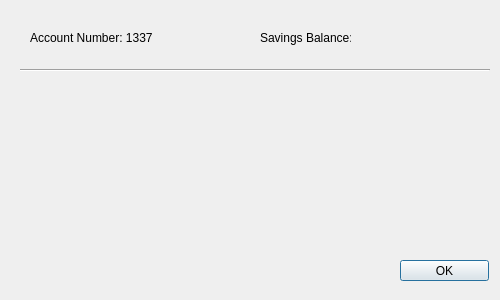
The window that savingsdialog.ui (Refleximus/BankingAppBOJ-GitRepository) describes before a commit, drawn with Qt 5.
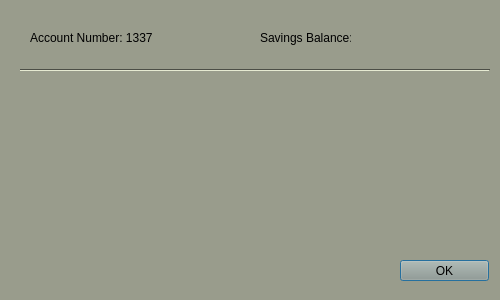
The same window after the commit.

The edit to the form file:
```diff
--- a/savingsdialog.ui
+++ b/savingsdialog.ui
@@ -10,6 +10,421 @@
     <height>300</height>
    </rect>
   </property>
+  <property name="palette">
+   <palette>
+    <active>
+     <colorrole role="WindowText">
+      <brush brushstyle="SolidPattern">
+       <color alpha="255">
+        <red>0</red>
+        <green>0</green>
+        <blue>0</blue>
+       </color>
+      </brush>
+     </colorrole>
+     <colorrole role="Button">
+      <brush brushstyle="SolidPattern">
+       <color alpha="255">
+        <red>153</red>
+        <green>156</green>
+        <blue>140</blue>
+       </color>
+      </brush>
+     </colorrole>
+     <colorrole role="Light">
+      <brush brushstyle="SolidPattern">
+       <color alpha="255">
+        <red>230</red>
+        <green>234</green>
+        <blue>210</blue>
+       </color>
+      </brush>
+     </colorrole>
+     <colorrole role="Midlight">
+      <brush brushstyle="SolidPattern">
+       <color alpha="255">
+        <red>191</red>
+        <green>195</green>
+        <blue>175</blue>
+       </color>
+      </brush>
+     </colorrole>
+     <colorrole role="Dark">
+      <brush brushstyle="SolidPattern">
+       <color alpha="255">
+        <red>76</red>
+        <green>78</green>
+        <blue>70</blue>
+       </color>
+      </brush>
+     </colorrole>
+     <colorrole role="Mid">
+      <brush brushstyle="SolidPattern">
+       <color alpha="255">
+        <red>102</red>
+        <green>104</green>
+        <blue>93</blue>
+       </color>
+      </brush>
+     </colorrole>
+     <colorrole role="Text">
+      <brush brushstyle="SolidPattern">
+       <color alpha="255">
+        <red>0</red>
+        <green>0</green>
+        <blue>0</blue>
+       </color>
+      </brush>
+     </colorrole>
+     <colorrole role="BrightText">
+      <brush brushstyle="SolidPattern">
+       <color alpha="255">
+        <red>255</red>
+        <green>255</green>
+        <blue>255</blue>
+       </color>
+      </brush>
+     </colorrole>
+     <colorrole role="ButtonText">
+      <brush brushstyle="SolidPattern">
+       <color alpha="255">
+        <red>0</red>
+        <green>0</green>
+        <blue>0</blue>
+       </color>
+      </brush>
+     </colorrole>
+     <colorrole role="Base">
+      <brush brushstyle="SolidPattern">
+       <color alpha="255">
+        <red>255</red>
+        <green>255</green>
+        <blue>255</blue>
+       </color>
+      </brush>
+     </colorrole>
+     <colorrole role="Window">
+      <brush brushstyle="SolidPattern">
+       <color alpha="255">
+        <red>153</red>
+        <green>156</green>
+        <blue>140</blue>
+       </color>
+      </brush>
+     </colorrole>
+     <colorrole role="Shadow">
+      <brush brushstyle="SolidPattern">
+       <color alpha="255">
+        <red>0</red>
+        <green>0</green>
+        <blue>0</blue>
+       </color>
+      </brush>
+     </colorrole>
+     <colorrole role="AlternateBase">
+      <brush brushstyle="SolidPattern">
+       <color alpha="255">
+        <red>204</red>
+        <green>205</green>
+        <blue>197</blue>
+       </color>
+      </brush>
+     </colorrole>
+     <colorrole role="ToolTipBase">
+      <brush brushstyle="SolidPattern">
+       <color alpha="255">
+        <red>255</red>
+        <green>255</green>
+        <blue>220</blue>
+       </color>
+      </brush>
+     </colorrole>
+     <colorrole role="ToolTipText">
+      <brush brushstyle="SolidPattern">
+       <color alpha="255">
+        <red>0</red>
+        <green>0</green>
+        <blue>0</blue>
+       </color>
+      </brush>
+     </colorrole>
+    </active>
+    <inactive>
+     <colorrole role="WindowText">
+      <brush brushstyle="SolidPattern">
+       <color alpha="255">
+        <red>0</red>
+        <green>0</green>
+        <blue>0</blue>
+       </color>
+      </brush>
+     </colorrole>
+     <colorrole role="Button">
+      <brush brushstyle="SolidPattern">
+       <color alpha="255">
+        <red>153</red>
+        <green>156</green>
+        <blue>140</blue>
+       </color>
+      </brush>
+     </colorrole>
+     <colorrole role="Light">
+      <brush brushstyle="SolidPattern">
+       <color alpha="255">
+        <red>230</red>
+        <green>234</green>
+        <blue>210</blue>
+       </color>
+      </brush>
+     </colorrole>
+     <colorrole role="Midlight">
+      <brush brushstyle="SolidPattern">
+       <color alpha="255">
+        <red>191</red>
+        <green>195</green>
+        <blue>175</blue>
+       </color>
+      </brush>
+     </colorrole>
+     <colorrole role="Dark">
+      <brush brushstyle="SolidPattern">
+       <color alpha="255">
+        <red>76</red>
+        <green>78</green>
+        <blue>70</blue>
+       </color>
+      </brush>
+     </colorrole>
+     <colorrole role="Mid">
+      <brush brushstyle="SolidPattern">
+       <color alpha="255">
+        <red>102</red>
+        <green>104</green>
+        <blue>93</blue>
+       </color>
+      </brush>
+     </colorrole>
+     <colorrole role="Text">
+      <brush brushstyle="SolidPattern">
+       <color alpha="255">
+        <red>0</red>
+        <green>0</green>
+        <blue>0</blue>
+       </color>
+      </brush>
+     </colorrole>
+     <colorrole role="BrightText">
+      <brush brushstyle="SolidPattern">
+       <color alpha="255">
+        <red>255</red>
+        <green>255</green>
+        <blue>255</blue>
+       </color>
+      </brush>
+     </colorrole>
+     <colorrole role="ButtonText">
+      <brush brushstyle="SolidPattern">
+       <color alpha="255">
+        <red>0</red>
+        <green>0</green>
+        <blue>0</blue>
+       </color>
+      </brush>
+     </colorrole>
+     <colorrole role="Base">
+      <brush brushstyle="SolidPattern">
+       <color alpha="255">
+        <red>255</red>
+        <green>255</green>
+        <blue>255</blue>
+       </color>
+      </brush>
+     </colorrole>
+     <colorrole role="Window">
+      <brush brushstyle="SolidPattern">
+       <color alpha="255">
+        <red>153</red>
+        <green>156</green>
+        <blue>140</blue>
+       </color>
+      </brush>
+     </colorrole>
+     <colorrole role="Shadow">
+      <brush brushstyle="SolidPattern">
+       <color alpha="255">
+        <red>0</red>
+        <green>0</green>
+        <blue>0</blue>
+       </color>
+      </brush>
+     </colorrole>
+     <colorrole role="AlternateBase">
+      <brush brushstyle="SolidPattern">
+       <color alpha="255">
+        <red>204</red>
+        <green>205</green>
+        <blue>197</blue>
+       </color>
+      </brush>
+     </colorrole>
+     <colorrole role="ToolTipBase">
+      <brush brushstyle="SolidPattern">
+       <color alpha="255">
+        <red>255</red>
+        <green>255</green>
+        <blue>220</blue>
+       </color>
+      </brush>
+     </colorrole>
+     <colorrole role="ToolTipText">
+      <brush brushstyle="SolidPattern">
+       <color alpha="255">
+        <red>0</red>
+        <green>0</green>
+        <blue>0</blue>
+       </color>
+      </brush>
+     </colorrole>
+    </inactive>
+    <disabled>
+     <colorrole role="WindowText">
+      <brush brushstyle="SolidPattern">
+       <color alpha="255">
+        <red>76</red>
+        <green>78</green>
+        <blue>70</blue>
+       </color>
+      </brush>
+     </colorrole>
+     <colorrole role="Button">
+      <brush brushstyle="SolidPattern">
+       <color alpha="255">
+        <red>153</red>
+        <green>156</green>
+        <blue>140</blue>
+       </color>
+      </brush>
+     </colorrole>
+     <colorrole role="Light">
+      <brush brushstyle="SolidPattern">
+       <color alpha="255">
+        <red>230</red>
+        <green>234</green>
+        <blue>210</blue>
+       </color>
+      </brush>
+     </colorrole>
+     <colorrole role="Midlight">
+      <brush brushstyle="SolidPattern">
+       <color alpha="255">
+        <red>191</red>
+        <green>195</green>
+        <blue>175</blue>
+       </color>
+      </brush>
+     </colorrole>
+     <colorrole role="Dark">
+      <brush brushstyle="SolidPattern">
+       <color alpha="255">
+        <red>76</red>
+        <green>78</green>
+        <blue>70</blue>
+       </color>
+      </brush>
+     </colorrole>
+     <colorrole role="Mid">
+      <brush brushstyle="SolidPattern">
+       <color alpha="255">
+        <red>102</red>
+        <green>104</green>
+        <blue>93</blue>
+       </color>
+      </brush>
+     </colorrole>
+     <colorrole role="Text">
+      <brush brushstyle="SolidPattern">
+       <color alpha="255">
+        <red>76</red>
+        <green>78</green>
+        <blue>70</blue>
+       </color>
+      </brush>
+     </colorrole>
+     <colorrole role="BrightText">
+      <brush brushstyle="SolidPattern">
+       <color alpha="255">
+        <red>255</red>
+        <green>255</green>
+        <blue>255</blue>
+       </color>
+      </brush>
+     </colorrole>
+     <colorrole role="ButtonText">
+      <brush brushstyle="SolidPattern">
+       <color alpha="255">
+        <red>76</red>
+        <green>78</green>
+        <blue>70</blue>
+       </color>
+      </brush>
+     </colorrole>
+     <colorrole role="Base">
+      <brush brushstyle="SolidPattern">
+       <color alpha="255">
+        <red>153</red>
+        <green>156</green>
+        <blue>140</blue>
+       </color>
+      </brush>
+     </colorrole>
+     <colorrole role="Window">
+      <brush brushstyle="SolidPattern">
+       <color alpha="255">
+        <red>153</red>
+        <green>156</green>
+        <blue>140</blue>
+       </color>
+      </brush>
+     </colorrole>
+     <colorrole role="Shadow">
+      <brush brushstyle="SolidPattern">
+       <color alpha="255">
+        <red>0</red>
+        <green>0</green>
+        <blue>0</blue>
+       </color>
+      </brush>
+     </colorrole>
+     <colorrole role="AlternateBase">
+      <brush brushstyle="SolidPattern">
+       <color alpha="255">
+        <red>153</red>
+        <green>156</green>
+        <blue>140</blue>
+       </color>
+      </brush>
+     </colorrole>
+     <colorrole role="ToolTipBase">
+      <brush brushstyle="SolidPattern">
+       <color alpha="255">
+        <red>255</red>
+        <green>255</green>
+        <blue>220</blue>
+       </color>
+      </brush>
+     </colorrole>
+     <colorrole role="ToolTipText">
+      <brush brushstyle="SolidPattern">
+       <color alpha="255">
+        <red>0</red>
+        <green>0</green>
+        <blue>0</blue>
+       </color>
+      </brush>
+     </colorrole>
+    </disabled>
+   </palette>
+  </property>
   <property name="windowTitle">
    <string>Savings Account</string>
   </property>
```
